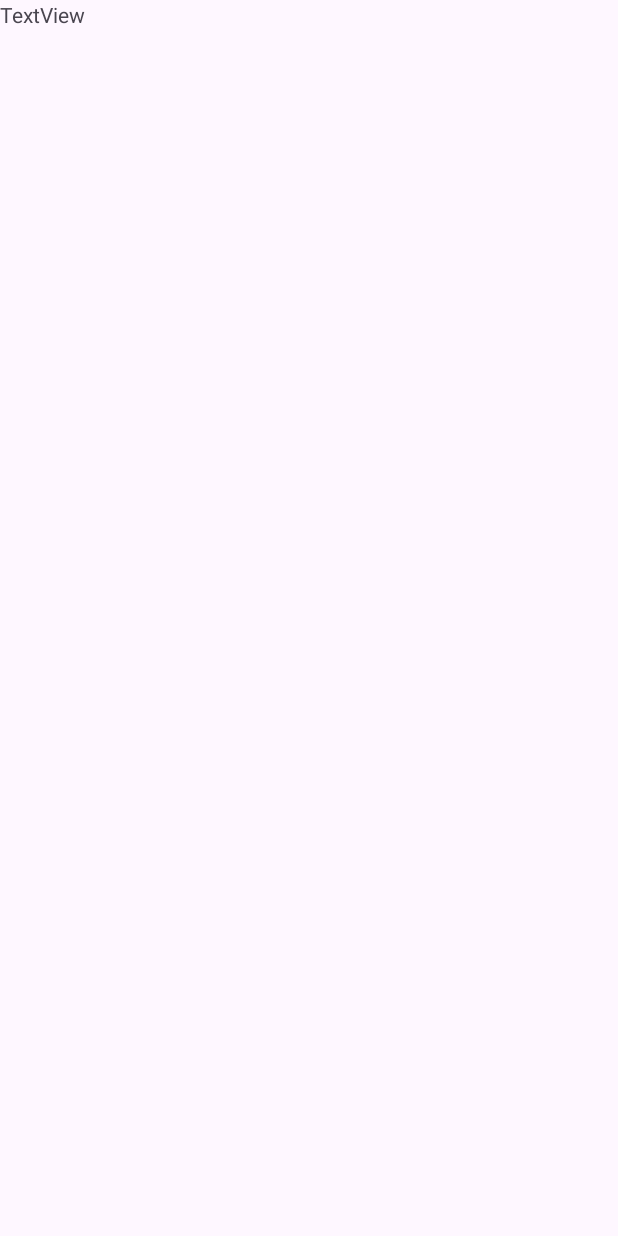
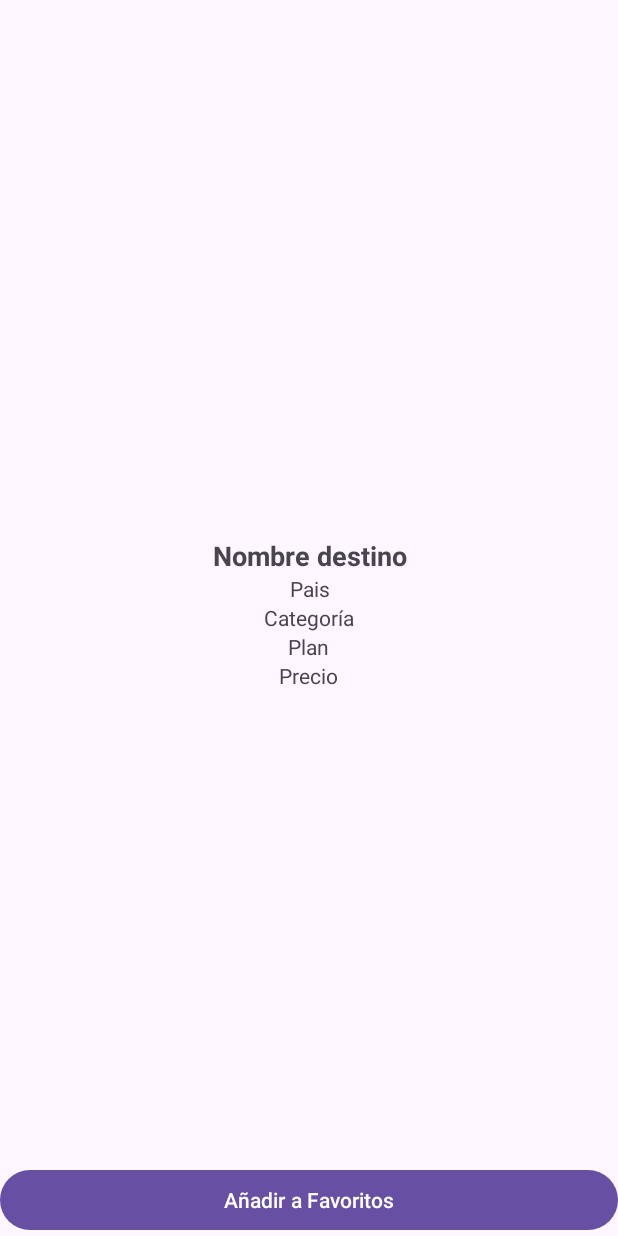
Before and after one commit to Juando26030/AppM-vilDestinosTur-sticos, an Android app: the PantallaDetalles screen opened directly, with no data from a screen before it, on a phone screen of 412 x 824 dp. Before the commit the screen is almost empty. Run offline under Robolectric (Android 15) with nearby library versions, the phone set to English and light mode, and no system bars.

Commit message:
añade y elimina de favoritos correctamente y tal vez muestra aleatorio de favoritos (falta enlazar a la pantalla) y eliminar pantalla redundante

```diff
--- a/src/app/src/main/java/com/example/taller1destinos/datos/Data.kt
+++ b/src/app/src/main/java/com/example/taller1destinos/datos/Data.kt
@@ -3,5 +3,6 @@ package com.example.taller1destinos.datos
 class Data {
     companion object{
         val DESTINOS_LIST = ArrayList<Destino>()
+        val FAVORITOS_LIST = ArrayList<Destino>()
     }
 }
--- a/src/app/src/main/java/com/example/taller1destinos/logica/PantallaDetalles.kt
+++ b/src/app/src/main/java/com/example/taller1destinos/logica/PantallaDetalles.kt
@@ -2,12 +2,16 @@ package com.example.taller1destinos.logica
 
 import android.os.Bundle
 import android.util.Log
+import android.widget.Button
 import android.widget.TextView
+import android.widget.Toast
 import androidx.activity.enableEdgeToEdge
 import androidx.appcompat.app.AppCompatActivity
 import androidx.core.view.ViewCompat
 import androidx.core.view.WindowInsetsCompat
 import com.example.taller1destinos.R
+import com.example.taller1destinos.datos.Data
+import com.example.taller1destinos.datos.Destino
 
 class PantallaDetalles : AppCompatActivity() {
     override fun onCreate(savedInstanceState: Bundle?) {
@@ -19,14 +23,47 @@ class PantallaDetalles : AppCompatActivity() {
             v.setPadding(systemBars.left, systemBars.top, systemBars.right, systemBars.bottom)
             insets
         }
-        val titulo = findViewById<TextView>(R.id.textView)
+        val nombre = findViewById<TextView>(R.id.txtNombre)
+        val pais = findViewById<TextView>(R.id.txtPais)
+        val categoria = findViewById<TextView>(R.id.txtCategoria)
+        val plan = findViewById<TextView>(R.id.txtPlan)
+        val precio = findViewById<TextView>(R.id.txtPrecio)
+        val btnAñadir = findViewById<Button>(R.id.btnAñadir)
         val bolsaRecibida = intent.getBundleExtra("bolsaDestino")
         val idRecibido: Int
+
+        val destino: Destino
         if (bolsaRecibida != null) {
             idRecibido = (bolsaRecibida.getInt("id")?: "") as Int// Log entry with category value (if available)
-            titulo.text = "Filtrando por: " + idRecibido
+            if(bolsaRecibida.getInt("tipo") == 1){
+                destino = Data.DESTINOS_LIST[idRecibido]
+            }else{
+                destino = Data.FAVORITOS_LIST[idRecibido]
+            }
+            nombre.text = destino.nombre
+            pais.text = destino.pais
+            categoria.text = destino.categoria
+            plan.text = destino.plan
+            precio.text = "USD " + destino.precio.toString()
+            logicaBoton(btnAñadir, destino)
+        }
+    }
 
-        titulo.text
+    fun logicaBoton(btnAñadir: Button, destino: Destino) {
+        btnAñadir.setOnClickListener {
+            val esFavorito = Data.FAVORITOS_LIST.contains(destino)
+            if (!esFavorito) {
+                // El destino no está en favoritos, lo agregamos
+                Data.FAVORITOS_LIST.add(destino)
+                Toast.makeText(baseContext, "Añadido a favoritos", Toast.LENGTH_SHORT).show()
+                btnAñadir.text = "Eliminar de favoritos"
+            } else {
+                // El destino ya está en favoritos, lo eliminamos
+                Data.FAVORITOS_LIST.remove(destino)
+                Toast.makeText(baseContext, "Eliminado de favoritos", Toast.LENGTH_SHORT).show()
+                btnAñadir.text = "Anadir a favoritos"
+            }
+
         }
     }
 }
--- a/src/app/src/main/res/layout/activity_pantalla_detalles.xml
+++ b/src/app/src/main/res/layout/activity_pantalla_detalles.xml
@@ -7,12 +7,47 @@
     android:layout_width="match_parent"
     android:layout_height="match_parent"
     tools:context=".logica.PantallaDetalles">
-
     <TextView
-        android:id="@+id/textView"
+        android:id="@+id/txtNombre"
+        android:layout_width="match_parent"
+        android:layout_height="wrap_content"
+        android:text="Nombre destino"
+        android:layout_above="@+id/txtPais"
+        android:layout_centerHorizontal="true"
+        android:gravity="center"
+        android:textSize="18dp"
+        android:textStyle="bold"/>
+    <TextView
+        android:id="@+id/txtPais"
+        android:layout_width="match_parent"
+        android:layout_height="wrap_content"
+        android:text="Pais"
+        android:layout_above="@+id/txtCategoria"
+        android:gravity="center"/>
+    <TextView
+        android:id="@+id/txtCategoria"
         android:layout_width="wrap_content"
         android:layout_height="wrap_content"
-        android:text="TextView"
-        tools:layout_editor_absoluteX="157dp"
-        tools:layout_editor_absoluteY="97dp" />
+        android:text="Categoría"
+        android:layout_centerInParent="true"/>
+    <TextView
+        android:id="@+id/txtPlan"
+        android:layout_width="wrap_content"
+        android:layout_height="wrap_content"
+        android:text="Plan"
+        android:layout_centerInParent="true"
+        android:layout_below="@+id/txtCategoria"/>
+    <TextView
+        android:id="@+id/txtPrecio"
+        android:layout_width="wrap_content"
+        android:layout_height="wrap_content"
+        android:text="Precio"
+        android:layout_centerInParent="true"
+        android:layout_below="@+id/txtPlan"/>
+    <Button
+        android:id="@+id/btnAñadir"
+        android:layout_width="match_parent"
+        android:layout_height="wrap_content"
+        android:layout_alignParentBottom="true"
+        android:text="Añadir a Favoritos"/>
 </RelativeLayout>
```
Also changed, not shown: src/app/src/main/java/com/example/taller1destinos/logica/MainActivity.kt (+6 -6 lines), src/app/src/main/java/com/example/taller1destinos/logica/PantallaExplorar.kt (+55 -8 lines), src/app/src/main/java/com/example/taller1destinos/logica/PantallaFavoritos.kt (+24 -63 lines), src/app/src/main/res/layout/activity_pantalla_favoritos.xml (+12 -51 lines).
